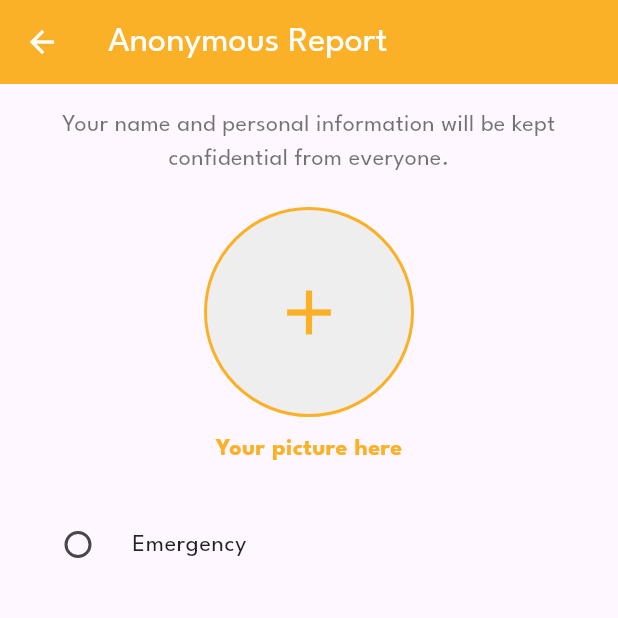
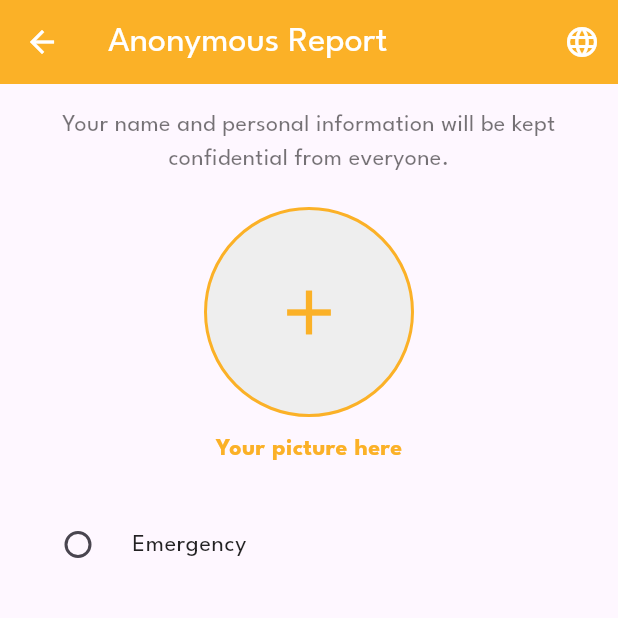
Before and after one commit to ngocleltt/riskprediction, a Flutter app: the AnonymousReportScreen screen opened directly with empty values, on a phone screen of 412 x 824 dp, the top half of it. Run offline on Flutter 3.47's test engine with Material 3 defaults, Android fonts, the phone set to English and light mode, and no system bars; our stand-ins replace image_picker.

```diff
--- a/assets/lang/intl_en.json
+++ b/assets/lang/intl_en.json
@@ -100,8 +100,8 @@
   "allergy": "Allergy",
   "user": "User",
   "profile": "Profile",
-  "favorite": "Favorite",
-  "payment_method": "Payment Method",
+  "favorite": "History",
+  "payment_method": "Documents",
   "privacy_policy": "Privacy Policy",
   "settings": "Settings",
   "help": "Help",
--- a/assets/lang/intl_ru.json
+++ b/assets/lang/intl_ru.json
@@ -86,8 +86,8 @@
   "allergy": "Аллергия",
   "user": "Пользователь",
   "profile": "Профиль",
-  "favorite": "Избранное",
-  "payment_method": "Способ оплаты",
+  "favorite": "История",
+  "payment_method": "Документы",
   "privacy_policy": "Политика конфиденциальности",
   "settings": "Настройки",
   "help": "Помощь",
--- a/assets/lang/intl_vi.json
+++ b/assets/lang/intl_vi.json
@@ -98,8 +98,8 @@
   "allergy": "Dị ứng",
   "user": "Người dùng",
   "profile": "Hồ sơ",
-  "favorite": "Yêu thích",
-  "payment_method": "Phương thức thanh toán",
+  "favorite": "Lịch sử",
+  "payment_method": "Tài liệu",
   "privacy_policy": "Chính sách bảo mật",
   "settings": "Cài đặt",
   "help": "Trợ giúp",
--- a/lib/screens/anonymous_report.dart
+++ b/lib/screens/anonymous_report.dart
@@ -24,14 +24,16 @@ class _AnonymousReportScreenState extends State<AnonymousReportScreen> {
   File? _selectedImage;
   String? _selectedRiskType;
 
-  final List<String> _riskTypes = [
-    "Emergency",
-    "Review Needed",
-    "More Info Needed",
-    "Potential Risk",
-    "Poison",
-    "Other Risks",
-  ];
+  List<String> get _localizedRiskTypes {
+    return [
+      AppLocalizations.of(context)?.translate('emergency') ?? 'Emergency',
+      AppLocalizations.of(context)?.translate('review_needed') ?? 'Review Needed',
+      AppLocalizations.of(context)?.translate('more_info_needed') ?? 'More Info Needed',
+      AppLocalizations.of(context)?.translate('potential_risk') ?? 'Potential Risk',
+      AppLocalizations.of(context)?.translate('poison') ?? 'Poison',
+      AppLocalizations.of(context)?.translate('other_risks') ?? 'Other Risks',
+    ];
+  }
 
   Future<void> _pickImageFromGallery() async {
     final pickedImage = await ImagePicker().pickImage(source: ImageSource.gallery);
@@ -147,7 +149,7 @@ class _AnonymousReportScreenState extends State<AnonymousReportScreen> {
           style: AppStyles.subHeadingStyle.copyWith(color: Colors.white),
         ),
         actions: [
-          LanguageSelector(onLocaleChange: widget.onLocaleChange),
+          LanguageSelector(onLocaleChange: widget.onLocaleChange, iconColor: Colors.white),
         ],
       ),
       body: SingleChildScrollView(
@@ -194,7 +196,7 @@ class _AnonymousReportScreenState extends State<AnonymousReportScreen> {
               SizedBox(height: 20),
 
               Column(
-                children: _riskTypes.map((type) {
+                children: _localizedRiskTypes.map((type) {
                   return Padding(
                     padding: const EdgeInsets.symmetric(vertical: 4.0),
                     child: RadioListTile<String>(
@@ -272,7 +274,6 @@ class _AnonymousReportScreenState extends State<AnonymousReportScreen> {
                   style: AppStyles.bodyStyle.copyWith(color: Colors.white, fontWeight: FontWeight.bold),
                 ),
               )
-
             ],
           ),
         ),
--- a/lib/screens/home_screen.dart
+++ b/lib/screens/home_screen.dart
@@ -213,8 +213,7 @@ class _HomeScreenState extends State<HomeScreen> {
             label,
             textAlign: TextAlign.center,
             style: AppStyles.subbodyStyle.copyWith(
-              fontSize: 14,
-              fontWeight: FontWeight.bold,
+              fontSize: 13,
               color: Colors.white,
             ),
           ),
--- a/lib/screens/report.dart
+++ b/lib/screens/report.dart
@@ -45,6 +45,7 @@ class _ReportScreenState extends State<ReportScreen> {
         actions: [
           LanguageSelector(
             onLocaleChange: widget.onLocaleChange,
+            iconColor: Colors.white,
           ),
         ],
       ),
--- a/lib/widgets/language_selector.dart
+++ b/lib/widgets/language_selector.dart
@@ -4,13 +4,17 @@ import 'package:riskprediction/styles/app_style.dart';
 
 class LanguageSelector extends StatelessWidget {
   final Function(Locale) onLocaleChange;
+  final Color iconColor;
 
-  LanguageSelector({required this.onLocaleChange});
+  LanguageSelector({
+    required this.onLocaleChange,
+    this.iconColor =  const Color(0xFFFBB127),
+  });
 
   @override
   Widget build(BuildContext context) {
     return IconButton(
-      icon: Icon(Icons.language, color: Color(0xFFFBB127)),
+      icon: Icon(Icons.language, color: iconColor),
       onPressed: () {
         showDialog(
           context: context,
```
Also changed, not shown: lib/screens/submit_report.dart (+12 -14 lines), lib/screens/submit_success.dart (+4 -4 lines), lib/screens/user_screen.dart (+68 -4 lines).
